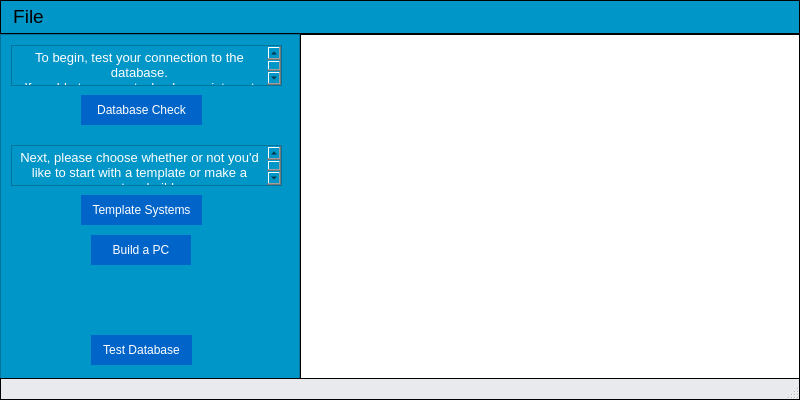
The window that mainwindow.ui (ameigen/cpr_proj) describes before a commit, drawn with Qt 5.
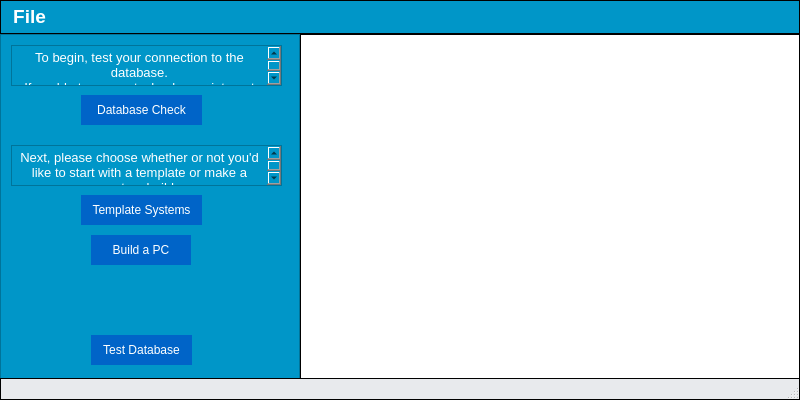
The same window after the commit. Icons and pictures are not drawn.

Diff of the .ui file:
```diff
--- a/mainwindow.ui
+++ b/mainwindow.ui
@@ -262,16 +262,31 @@
    <property name="font">
     <font>
      <pointsize>14</pointsize>
+     <weight>75</weight>
+     <italic>false</italic>
+     <bold>true</bold>
+     <underline>false</underline>
+     <kerning>true</kerning>
     </font>
    </property>
    <property name="styleSheet">
     <string notr="true">QMenuBar {
+	color: white;
 	background-color: rgb(0, 150, 200);
 	border: 1px solid black;
 	padding: 2px;
 }</string>
    </property>
    <widget class="QMenu" name="menuCPR">
+    <property name="font">
+     <font>
+      <pointsize>14</pointsize>
+      <weight>50</weight>
+      <italic>false</italic>
+      <bold>false</bold>
+      <underline>false</underline>
+     </font>
+    </property>
     <property name="styleSheet">
      <string notr="true">QMenu {
 	background-color: rgb(0, 150, 200);
```
Left out of the diff: 6 changed lines with no effect on the pictures.
